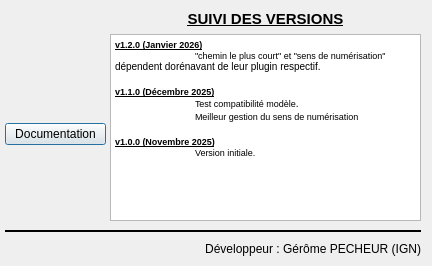
This is aproposde.ui in IGNF/jeux_attribut_generique_plugin_qgis as Qt 5 draws it before an edit. The edited form follows.
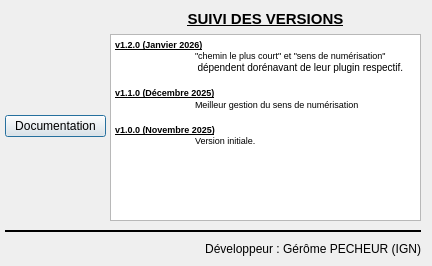
This is the edited form. Icons and pictures are not drawn.

```diff
--- a/aproposde.ui
+++ b/aproposde.ui
@@ -66,14 +66,14 @@
        <string>&lt;!DOCTYPE HTML PUBLIC &quot;-//W3C//DTD HTML 4.0//EN&quot; &quot;http://www.w3.org/TR/REC-html40/strict.dtd&quot;&gt;
 &lt;html&gt;&lt;head&gt;&lt;meta name=&quot;qrichtext&quot; content=&quot;1&quot; /&gt;&lt;style type=&quot;text/css&quot;&gt;
 p, li { white-space: pre-wrap; }
-&lt;/style&gt;&lt;/head&gt;&lt;body style=&quot; font-family:'MS Shell Dlg 2'; font-size:7.8pt; font-weight:400; font-style:normal;&quot;&gt;
+&lt;/style&gt;&lt;/head&gt;&lt;body style=&quot; font-family:'MS Shell Dlg 2'; font-size:8.25pt; font-weight:400; font-style:normal;&quot;&gt;
 &lt;p style=&quot; margin-top:0px; margin-bottom:0px; margin-left:0px; margin-right:0px; -qt-block-indent:0; text-indent:0px;&quot;&gt;&lt;span style=&quot; font-size:7pt; font-weight:600; text-decoration: underline;&quot;&gt;v1.2.0 (Janvier 2026)&lt;/span&gt;&lt;/p&gt;
-&lt;p style=&quot; margin-top:0px; margin-bottom:0px; margin-left:0px; margin-right:0px; -qt-block-indent:0; text-indent:0px;&quot;&gt;&lt;span style=&quot; font-size:7pt;&quot;&gt;	&amp;quot;chemin le plus court&amp;quot; et &amp;quot;sens de numérisation&amp;quot; &lt;/span&gt;dépendent dorénavant de leur plugin respectif.&lt;/p&gt;
-&lt;p style=&quot;-qt-paragraph-type:empty; margin-top:0px; margin-bottom:0px; margin-left:0px; margin-right:0px; -qt-block-indent:0; text-indent:0px;&quot;&gt;&lt;br /&gt;&lt;/p&gt;
+&lt;p style=&quot; margin-top:0px; margin-bottom:0px; margin-left:0px; margin-right:0px; -qt-block-indent:0; text-indent:0px;&quot;&gt;&lt;span style=&quot; font-size:7pt;&quot;&gt;	&amp;quot;chemin le plus court&amp;quot; et &amp;quot;sens de numérisation&amp;quot;&lt;/span&gt;&lt;/p&gt;
+&lt;p style=&quot; margin-top:0px; margin-bottom:0px; margin-left:0px; margin-right:0px; -qt-block-indent:0; text-indent:0px;&quot;&gt;&lt;span style=&quot; font-size:7pt;&quot;&gt;	 &lt;/span&gt;&lt;span style=&quot; font-size:7.8pt;&quot;&gt;dépendent dorénavant de leur plugin respectif.&lt;/span&gt;&lt;/p&gt;
+&lt;p style=&quot;-qt-paragraph-type:empty; margin-top:0px; margin-bottom:0px; margin-left:0px; margin-right:0px; -qt-block-indent:0; text-indent:0px; font-size:7.8pt;&quot;&gt;&lt;br /&gt;&lt;/p&gt;
 &lt;p style=&quot; margin-top:0px; margin-bottom:0px; margin-left:0px; margin-right:0px; -qt-block-indent:0; text-indent:0px;&quot;&gt;&lt;span style=&quot; font-size:7pt; font-weight:600; text-decoration: underline;&quot;&gt;v1.1.0 (Décembre 2025)&lt;/span&gt;&lt;/p&gt;
-&lt;p style=&quot; margin-top:0px; margin-bottom:0px; margin-left:0px; margin-right:0px; -qt-block-indent:0; text-indent:0px;&quot;&gt;&lt;span style=&quot; font-size:7pt;&quot;&gt;	Test compatibilité modèle&lt;/span&gt;.&lt;/p&gt;
-&lt;p style=&quot; margin-top:0px; margin-bottom:0px; margin-left:0px; margin-right:0px; -qt-block-indent:0; text-indent:0px;&quot;&gt;	&lt;span style=&quot; font-size:7pt;&quot;&gt;Meilleur gestion du sens de numérisation&lt;/span&gt;&lt;/p&gt;
-&lt;p style=&quot;-qt-paragraph-type:empty; margin-top:0px; margin-bottom:0px; margin-left:0px; margin-right:0px; -qt-block-indent:0; text-indent:0px;&quot;&gt;&lt;br /&gt;&lt;/p&gt;
+&lt;p style=&quot; margin-top:0px; margin-bottom:0px; margin-left:0px; margin-right:0px; -qt-block-indent:0; text-indent:0px;&quot;&gt;&lt;span style=&quot; font-size:7.8pt;&quot;&gt;	&lt;/span&gt;&lt;span style=&quot; font-size:7pt;&quot;&gt;Meilleur gestion du sens de numérisation&lt;/span&gt;&lt;/p&gt;
+&lt;p style=&quot;-qt-paragraph-type:empty; margin-top:0px; margin-bottom:0px; margin-left:0px; margin-right:0px; -qt-block-indent:0; text-indent:0px; font-size:7.8pt;&quot;&gt;&lt;br /&gt;&lt;/p&gt;
 &lt;p style=&quot; margin-top:0px; margin-bottom:0px; margin-left:0px; margin-right:0px; -qt-block-indent:0; text-indent:0px;&quot;&gt;&lt;span style=&quot; font-size:7pt; font-weight:600; text-decoration: underline;&quot;&gt;v1.0.0 (Novembre 2025)&lt;/span&gt;&lt;/p&gt;
 &lt;p style=&quot; margin-top:0px; margin-bottom:0px; margin-left:0px; margin-right:0px; -qt-block-indent:0; text-indent:0px;&quot;&gt;&lt;span style=&quot; font-size:7pt;&quot;&gt;	Version initiale.&lt;/span&gt;&lt;/p&gt;&lt;/body&gt;&lt;/html&gt;</string>
       </property>
@@ -125,7 +125,7 @@
      <x>0</x>
      <y>10</y>
      <width>111</width>
-     <height>141</height>
+     <height>131</height>
     </rect>
    </property>
    <layout class="QVBoxLayout" name="verticalLayout_4" stretch="0,0">
```
